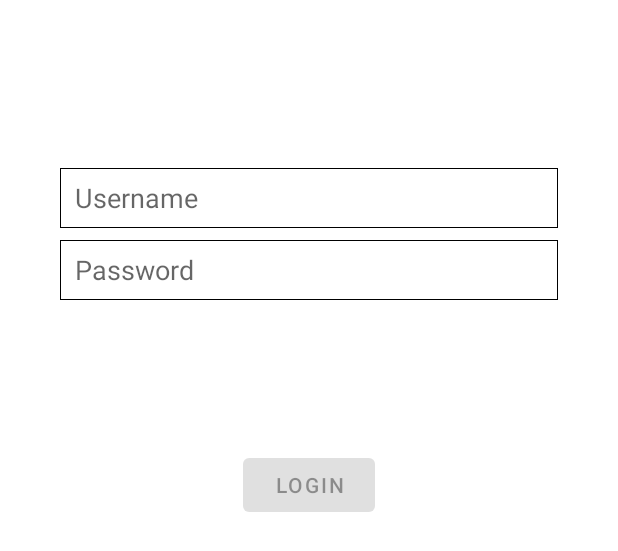
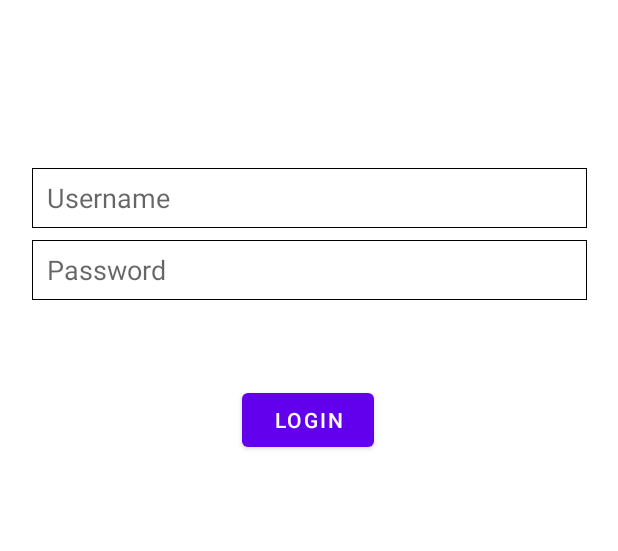
Before and after one commit to joe061005/Coupon_App_Android, an Android app: the layout fragment_login.xml on its own in the app's theme, with its tools: preview values and no code run, on a phone screen of 412 x 824 dp. Shown: the top 551 px of the screen. Run offline under Robolectric (Android 15) with nearby library versions, the phone set to English and light mode, and no system bars.

Commit message:
edit the login Page (POST request)

```diff
--- a/app/src/main/res/layout/fragment_login.xml
+++ b/app/src/main/res/layout/fragment_login.xml
@@ -13,24 +13,24 @@
 
     <EditText
         android:id="@+id/username"
-        android:layout_width="0dp"
+        android:layout_width="370dp"
         android:layout_height="40dp"
         android:layout_marginStart="24dp"
         android:layout_marginTop="96dp"
         android:layout_marginEnd="24dp"
         android:background="@drawable/item_background"
         android:hint="Username"
-        android:inputType="textEmailAddress"
+        android:inputType="textPersonName"
         android:paddingLeft="10dp"
+        android:paddingRight="10dp"
         android:selectAllOnFocus="true"
         app:layout_constraintEnd_toEndOf="parent"
         app:layout_constraintStart_toStartOf="parent"
-
         app:layout_constraintTop_toTopOf="parent" />
 
     <EditText
         android:id="@+id/password"
-        android:layout_width="0dp"
+        android:layout_width="370dp"
         android:layout_height="40dp"
         android:layout_marginStart="24dp"
         android:layout_marginTop="8dp"
@@ -41,6 +41,7 @@
         android:imeOptions="actionDone"
         android:inputType="textPassword"
         android:paddingLeft="10dp"
+        android:paddingRight="10dp"
         android:selectAllOnFocus="true"
         app:layout_constraintEnd_toEndOf="parent"
         app:layout_constraintStart_toStartOf="parent"
@@ -50,16 +51,11 @@
         android:id="@+id/login"
         android:layout_width="wrap_content"
         android:layout_height="wrap_content"
-        android:layout_gravity="start"
-        android:layout_marginStart="48dp"
-        android:layout_marginEnd="48dp"
-        android:layout_marginBottom="64dp"
-        android:enabled="false"
+        android:layout_marginTop="56dp"
         android:text="Login"
-        app:layout_constraintBottom_toBottomOf="parent"
         app:layout_constraintEnd_toEndOf="parent"
+        app:layout_constraintHorizontal_bias="0.498"
         app:layout_constraintStart_toStartOf="parent"
-        app:layout_constraintTop_toBottomOf="@+id/password"
-        app:layout_constraintVertical_bias="0.2" />
+        app:layout_constraintTop_toBottomOf="@+id/password" />
 
 </androidx.constraintlayout.widget.ConstraintLayout>
--- a/app/src/main/res/values/strings.xml
+++ b/app/src/main/res/values/strings.xml
@@ -12,7 +12,7 @@
     <string name="invalid_username">Not a valid username</string>
     <string name="invalid_password">Password must be >5 characters</string>
     <string name="login_failed">"Login failed"</string>
-    <string name="baseURL">https://ebba-223-16-89-31.ngrok.io</string>
+    <string name="baseURL">https://8749-223-16-89-31.ngrok.io</string>
     <!-- TODO: Remove or change this placeholder text -->
     <string name="hello_blank_fragment">Hello blank fragment</string>
 </resources>
```
Also changed, not shown: app/build.gradle (+10 -0 lines), app/src/main/java/edu/hkbu/comp/androidhw/ui/User/LoginFragment.kt (+116 -0 lines).
